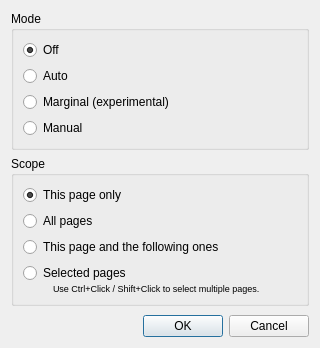
Before: the Qt Designer form filters/output/ui/OutputChangeDewarpingDialog.ui in ImageProcessing-ElectronicPublications/scantailor-deviant, drawn with Qt 5.
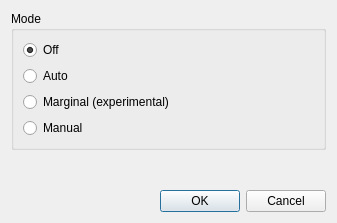
After: the same form once the commit is applied. Custom widgets are drawn as their Qt base class.

Commit message:
Unified page range selection widget
All Apply to.. dialogs now use one widget for this.
Its logic is changed from "What pages to include" to combination "Page range" and "Excluding from range" which is more flexible.
To make UX transition easier for user counters of excluded and affected (range minus excluded) pages are displayed.
Also targeted pages are highlighted with yellow in thumbs list.

Patch:
```diff
--- a/filters/output/ui/OutputChangeDewarpingDialog.ui
+++ b/filters/output/ui/OutputChangeDewarpingDialog.ui
@@ -9,8 +9,8 @@
    <rect>
     <x>0</x>
     <y>0</y>
-    <width>320</width>
-    <height>348</height>
+    <width>337</width>
+    <height>223</height>
    </rect>
   </property>
   <property name="windowTitle">
@@ -67,100 +67,7 @@
     </widget>
    </item>
    <item>
-    <widget class="QGroupBox" name="groupBox_3">
-     <property name="title">
-      <string>Scope</string>
-     </property>
-     <layout class="QVBoxLayout" name="verticalLayout_4">
-      <item>
-       <widget class="QRadioButton" name="thisPageRB">
-        <property name="text">
-         <string>This page only</string>
-        </property>
-        <property name="checked">
-         <bool>true</bool>
-        </property>
-       </widget>
-      </item>
-      <item>
-       <widget class="QRadioButton" name="allPagesRB">
-        <property name="text">
-         <string>All pages</string>
-        </property>
-       </widget>
-      </item>
-      <item>
-       <widget class="QRadioButton" name="thisPageAndFollowersRB">
-        <property name="text">
-         <string>This page and the following ones</string>
-        </property>
-       </widget>
-      </item>
-      <item>
-       <widget class="QWidget" name="selectedPagesWidget" native="true">
-        <layout class="QVBoxLayout" name="verticalLayout_3">
-         <property name="spacing">
-          <number>0</number>
-         </property>
-         <property name="leftMargin">
-          <number>0</number>
-         </property>
-         <property name="topMargin">
-          <number>0</number>
-         </property>
-         <property name="rightMargin">
-          <number>0</number>
-         </property>
-         <property name="bottomMargin">
-          <number>0</number>
-         </property>
-         <item>
-          <widget class="QRadioButton" name="selectedPagesRB">
-           <property name="text">
-            <string>Selected pages</string>
-           </property>
-          </widget>
-         </item>
-         <item>
-          <layout class="QHBoxLayout" name="horizontalLayout_2">
-           <property name="spacing">
-            <number>0</number>
-           </property>
-           <item>
-            <spacer name="horizontalSpacer_5">
-             <property name="orientation">
-              <enum>Qt::Horizontal</enum>
-             </property>
-             <property name="sizeType">
-              <enum>QSizePolicy::Fixed</enum>
-             </property>
-             <property name="sizeHint" stdset="0">
-              <size>
-               <width>30</width>
-               <height>0</height>
-              </size>
-             </property>
-            </spacer>
-           </item>
-           <item>
-            <widget class="QLabel" name="selectedPagesHint">
-             <property name="font">
-              <font>
-               <pointsize>7</pointsize>
-              </font>
-             </property>
-             <property name="text">
-              <string>Use Ctrl+Click / Shift+Click to select multiple pages.</string>
-             </property>
-            </widget>
-           </item>
-          </layout>
-         </item>
-        </layout>
-       </widget>
-      </item>
-     </layout>
-    </widget>
+    <widget class="PageRangeSelectorWidget" name="widgetPageRangeSelector" native="true"/>
    </item>
    <item>
     <spacer name="verticalSpacer">
@@ -187,6 +94,14 @@
    </item>
   </layout>
  </widget>
+ <customwidgets>
+  <customwidget>
+   <class>PageRangeSelectorWidget</class>
+   <extends>QWidget</extends>
+   <header>PageRangeSelectorWidget.h</header>
+   <container>1</container>
+  </customwidget>
+ </customwidgets>
  <resources/>
  <connections>
   <connection>
```
The commit also changes 31 other files.
